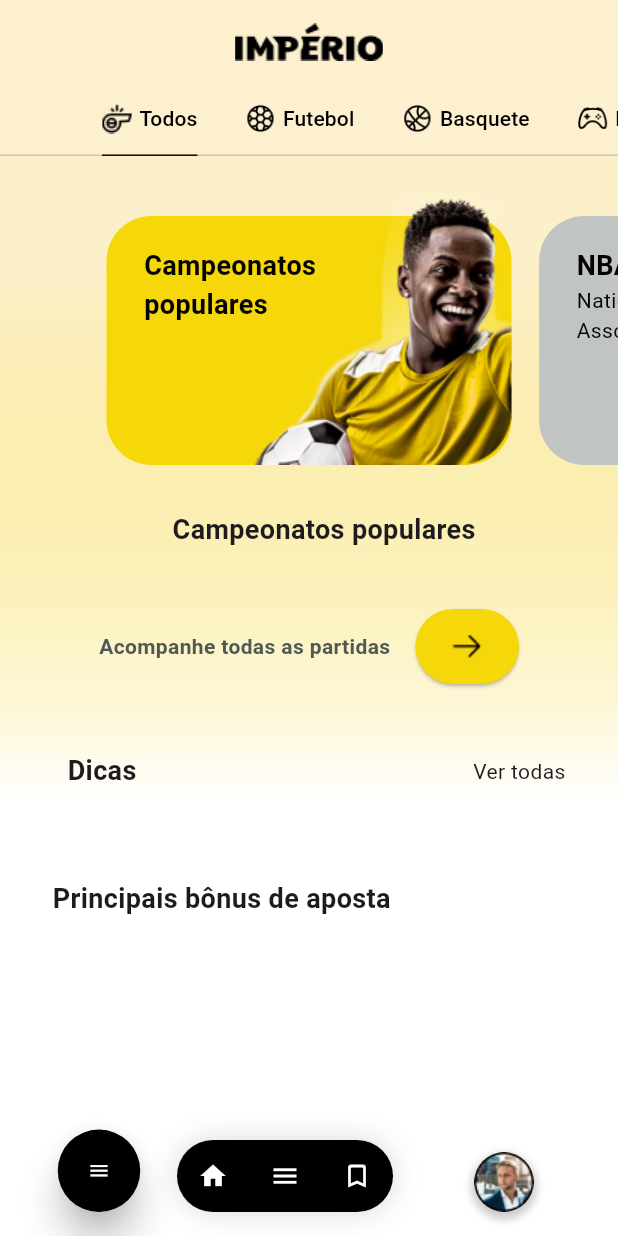
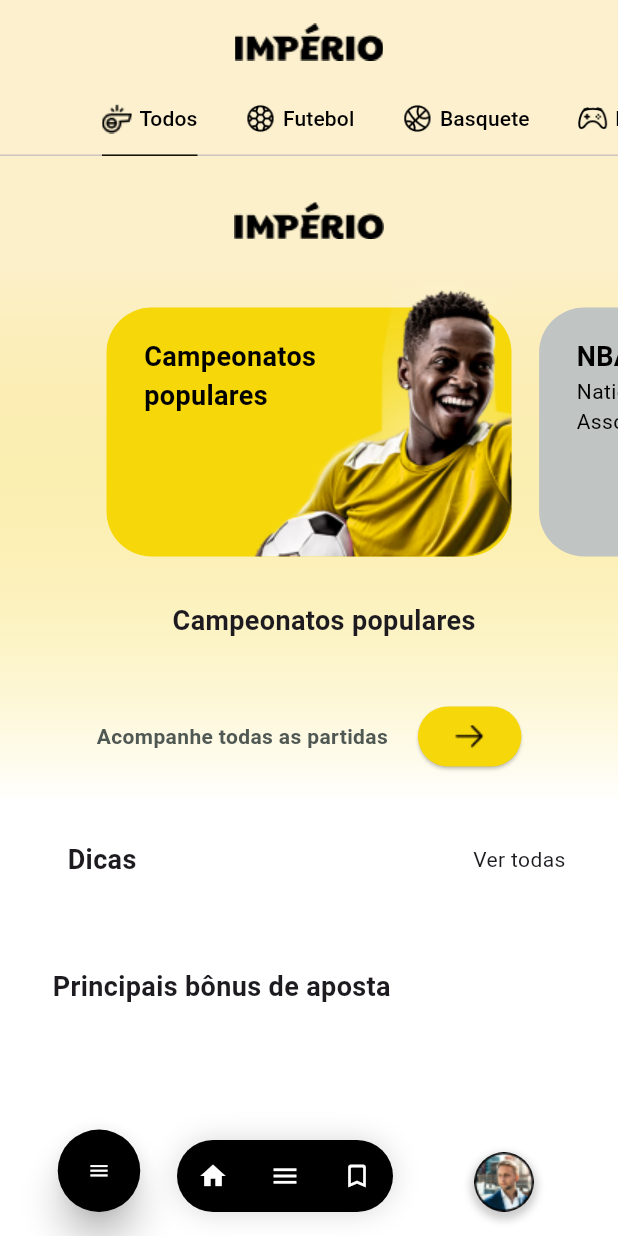
Before and after one commit to jvitorthomaz/App_Flutter_MobX, a Flutter app: the screen it shows after launch, after a tap on "Email", on a phone screen of 412 x 824 dp. Run offline on Flutter 3.47's test engine with Material 3 defaults, Android fonts, the light colour scheme and no system bars; drawn by our look-alikes of carousel_slider; our stand-ins replace flutter_spinkit, get_it, mobx; generated files the repository leaves out were written again; network calls fail.

Commit message:
feat: home page ui

```diff
--- a/app_desafio_flutter/lib/src/core/app_theme.dart
+++ b/app_desafio_flutter/lib/src/core/app_theme.dart
@@ -1,15 +1,16 @@
+import 'package:app_desafio_flutter/src/core/ui/constants.dart';
 import 'package:flutter/material.dart';
 
 sealed class AppTheme {
    static ThemeData themeData =ThemeData(
     primaryColor: const Color.fromARGB(51, 0, 0, 0),
-    indicatorColor: const Color.fromARGB(255, 255, 255, 255),
+    indicatorColor: AppColors.colorWhite,
     brightness: Brightness.light,
     tabBarTheme: const TabBarTheme(
-      labelColor: Colors.black,
-      labelStyle: TextStyle(color: Colors.black),
+      labelColor: AppColors.colorBlack,
+      labelStyle: TextStyle(color: AppColors.colorBlack),
       indicator: UnderlineTabIndicator(
-        borderSide: BorderSide(color: Colors.black)
+        borderSide: BorderSide(color: AppColors.colorBlack)
       )
     ),
   );
--- a/app_desafio_flutter/lib/src/core/ui/constants.dart
+++ b/app_desafio_flutter/lib/src/core/ui/constants.dart
@@ -0,0 +1,22 @@
+import 'package:flutter/material.dart';
+
+sealed class AppColors {
+  static const primaryColor = Color.fromRGBO(188, 76, 241, 1);
+  static const buttonColor = Color.fromRGBO(188, 76, 241, 0.2);
+  static const colorGrey = Colors.grey;
+
+  static const colorRed = Colors.red;
+  static const colorBlack = Colors.black;
+  static const colorWhite = Colors.white;
+  static const lightGrey = Color.fromARGB(255, 230, 230, 230);
+  static const dividerGrey = Color.fromRGBO(230, 230, 230, 1);
+
+}
+
+sealed class AppFonts {
+  static const fontPopins = 'Poppins';
+}
+
+sealed class AppImages {
+  static const imgLogo = 'assets/images/img_logo.png';
+}
--- /dev/null
+++ b/app_desafio_flutter/lib/src/core/ui/widgets/divider_widget.dart
@@ -0,0 +1,16 @@
+import 'package:app_desafio_flutter/src/core/ui/constants.dart';
+import 'package:flutter/material.dart';
+
+class DividerWidget extends StatelessWidget {
+  const DividerWidget({super.key});
+
+  @override
+  Widget build(BuildContext context) {
+    return const Expanded(
+      child: Divider(
+        thickness: 1,
+        color: AppColors.dividerGrey
+      )
+    );
+  }
+}
--- a/app_desafio_flutter/lib/src/core/ui/widgets/drawer_widget.dart
+++ b/app_desafio_flutter/lib/src/core/ui/widgets/drawer_widget.dart
@@ -1,4 +1,5 @@
 import 'package:app_desafio_flutter/setup_getIt.dart';
+import 'package:app_desafio_flutter/src/core/ui/constants.dart';
 import 'package:app_desafio_flutter/src/core/ui/widgets/loading_widget.dart';
 import 'package:app_desafio_flutter/src/modules/home/home_controller.dart';
 import 'package:flutter/material.dart';
@@ -16,13 +17,13 @@
   @override
   Widget build(BuildContext context) {
     return Drawer(
-            backgroundColor: Colors.white,
+            backgroundColor: AppColors.colorWhite,
             child: ListView(
               padding: EdgeInsets.zero,
               children: [
                 DrawerHeader(
                   decoration: const BoxDecoration(
-                    color: Color.fromARGB(255, 255, 255, 255),
+                    color: AppColors.colorWhite,
                   ),
                   child: Align(
                     alignment: Alignment.topRight,
@@ -32,12 +33,12 @@
                           onPressed: () {},
                           style: ElevatedButton.styleFrom(
                             shape: const CircleBorder(),
-                            backgroundColor: Colors.white,
+                            backgroundColor: AppColors.colorWhite,
                             padding: const EdgeInsets.all(16.0),
                           ),
                           child: const Icon(
                             Icons.search,
-                            color: Colors.black,
+                            color: AppColors.colorBlack,
                           ),
                         ),
                         ElevatedButton(
@@ -52,12 +53,12 @@
                             children: [
                               Icon(
                                 Icons.help_outline_outlined,
-                                color: Colors.black,
+                                color: AppColors.colorBlack,
                               ),
                               SizedBox(width: 8.0),
                               Text(
                                 'Ajuda e Suporte',
-                                style: TextStyle(color: Colors.black),
+                                style: TextStyle(color: AppColors.colorBlack),
                               ),
                             ],
                           ),
--- a/app_desafio_flutter/lib/src/core/ui/widgets/loading_widget.dart
+++ b/app_desafio_flutter/lib/src/core/ui/widgets/loading_widget.dart
@@ -7,7 +7,6 @@
   @override
   Widget build(BuildContext context) {
     return Container(
-      //color: const Color.fromARGB(126, 255, 255, 255),
       child: const Center(
         child: SpinKitFadingCircle(
           color: Color(0xFFF5D70A),
--- a/app_desafio_flutter/lib/src/modules/home/home_page.dart
+++ b/app_desafio_flutter/lib/src/modules/home/home_page.dart
@@ -1,9 +1,10 @@
 
 import 'package:app_desafio_flutter/setup_getIt.dart';
+import 'package:app_desafio_flutter/src/core/ui/constants.dart';
 import 'package:app_desafio_flutter/src/core/ui/widgets/drawer_widget.dart';
 import 'package:app_desafio_flutter/src/core/ui/widgets/loading_widget.dart';
 import 'package:app_desafio_flutter/src/core/ui/widgets/tab_item_widget.dart';
-import 'package:app_desafio_flutter/src/modules/home/all_tab.dart';
+import 'package:app_desafio_flutter/src/modules/home/tabs_widgets/all_sports_tab.dart';
 import 'package:app_desafio_flutter/src/modules/home/home_controller.dart';
 import 'package:flutter/material.dart';
 
@@ -36,8 +37,8 @@
             ),
           ),
           bottom: const TabBar(
-            indicatorColor: Colors.white,
-            unselectedLabelColor: Color.fromARGB(255, 0, 0, 0),
+            indicatorColor: AppColors.colorWhite,
+            unselectedLabelColor: AppColors.colorBlack,
             isScrollable: true,
             tabs: [
               Tab(
@@ -75,29 +76,29 @@
               stops: [0.1, 0.6],
               colors: [
                 Color.fromARGB(54, 245, 214, 10),
-                Colors.white,
+                AppColors.colorWhite,
               ],
             ),
           ),
           child: const TabBarView(
             children: [
               // Contents of the "all" tab
-              Center(child: SingleChildScrollView(child: AllTab())),
-              Center(child: Text('Soccer')), // Contents of the "soccer" tab
-              Center(child: Text('Basket')), // Contents of the "basket" tab
-              Center(child: Text('E-Sports')), // Contents of the "e-sports" tab
+              Center(child: SingleChildScrollView(child: AllSportsTabWidget())),
+              Center(child: SingleChildScrollView(child: AllSportsTabWidget())), // Contents of the "soccer" tab
+              Center(child: SingleChildScrollView(child: AllSportsTabWidget())), // Contents of the "basket" tab
+              Center(child: SingleChildScrollView(child: AllSportsTabWidget())), // Contents of the "e-sports" tab
             ],
           ),
         ),
         //drawer: const DrawerWidget(),
         drawer: Drawer(
-          backgroundColor: Colors.white,
+          backgroundColor: AppColors.colorWhite,
           child: ListView(
             padding: EdgeInsets.zero,
             children: [
               DrawerHeader(
                 decoration: const BoxDecoration(
-                  color: Color.fromARGB(255, 255, 255, 255),
+                  color: AppColors.colorWhite,
                 ),
                 child: Align(
                   alignment: Alignment.topRight,
@@ -107,12 +108,12 @@
                         onPressed: () {},
                         style: ElevatedButton.styleFrom(
                           shape: const CircleBorder(),
-                          backgroundColor: Colors.white,
+                          backgroundColor: AppColors.colorWhite,
                           padding: const EdgeInsets.all(16.0),
                         ),
                         child: const Icon(
                           Icons.search,
-                          color: Colors.black,
+                          color: AppColors.colorBlack,
                         ),
                       ),
                       ElevatedButton(
@@ -127,12 +128,12 @@
                           children: [
                             Icon(
                               Icons.help_outline_outlined,
-                              color: Colors.black,
+                              color: AppColors.colorBlack,
                             ),
                             SizedBox(width: 8.0),
                             Text(
                               'Ajuda e Suporte',
-                              style: TextStyle(color: Colors.black),
+                              style: TextStyle(color: AppColors.colorBlack),
                             ),
                           ],
                         ),
@@ -235,7 +236,7 @@
                   style: ElevatedButton.styleFrom(
                     elevation: 10,
                     shape: const CircleBorder(),
-                    backgroundColor: const Color.fromARGB(255, 0, 0, 0),
+                    backgroundColor: AppColors.colorBlack,
                     padding: const EdgeInsets.all(20.0),
                   ),
                   child: const SizedBox(
@@ -244,7 +245,7 @@
                     child: Center(
                       child: Icon(
                         Icons.menu,
-                        color: Colors.white,
+                        color: AppColors.colorWhite,
                         size: 15,
                       ),
                     ),
@@ -255,7 +256,7 @@
                 alignment: Alignment.bottomCenter,
                 child: Container(
                   decoration: BoxDecoration(
-                      color: Colors.black,
+                      color: AppColors.colorBlack,
                       borderRadius: BorderRadius.circular(25.0),
                       boxShadow: [
                         BoxShadow(
@@ -273,7 +274,7 @@
                         child: IconButton(
                           icon: const Icon(
                             Icons.home,
-                            color: Color.fromARGB(255, 255, 255, 255),
+                            color: AppColors.colorWhite,
                             size: 20,
                           ),
                           onPressed: () {
@@ -285,7 +286,7 @@
                         child: IconButton(
                           icon: const Icon(
                             Icons.menu,
-                            color: Colors.white,
+                            color: AppColors.colorWhite,
                             size: 20,
                           ),
                           onPressed: () {
@@ -297,7 +298,7 @@
                         child: IconButton(
                           icon: const Icon(
                             Icons.bookmark_border_rounded,
-                            color: Colors.white,
+                            color: AppColors.colorWhite,
                             size: 20,
                           ),
                           onPressed: () {
@@ -317,7 +318,7 @@
                     shape: BoxShape.circle,
                     boxShadow: [
                       BoxShadow(
-                        color: Colors.black.withOpacity(0.2),
+                        color: AppColors.colorBlack.withOpacity(0.2),
                         spreadRadius: 2,
                         blurRadius: 4,
                         offset: const Offset(0, 3),
--- a/app_desafio_flutter/lib/src/modules/home/all_tab.dart
+++ b/app_desafio_flutter/lib/src/modules/home/tabs_widgets/all_sports_tab.dart
@@ -4,26 +4,19 @@
 import 'package:app_desafio_flutter/src/modules/home/widgets/championship_widget.dart';
 import 'package:app_desafio_flutter/src/modules/home/widgets/last_bet_widget.dart';
 import 'package:app_desafio_flutter/src/modules/home/widgets/match_widget.dart';
-import 'package:app_desafio_flutter/src/modules/home/widgets/tip_section.dart';
+import 'package:app_desafio_flutter/src/modules/home/widgets/tip_widget.dart';
 import 'package:flutter/material.dart';
 
-class AllTab extends StatelessWidget {
-  const AllTab({super.key});
+class AllSportsTabWidget extends StatelessWidget {
+  const AllSportsTabWidget({super.key});
 
   @override
   Widget build(BuildContext context) {
     return Column(
       children: [
-        const BannerWidget(),
-        ChampionshipWidget(),
-        const MatchWidget(),
-        TipWidget(),
-        BonusWidget(),
-        const LastBetWidget(),
         const Padding(
           padding: EdgeInsets.only(top: 25),
           child: SizedBox(
-            height: 125,
             child: Align(
               alignment: Alignment.topCenter,
               child: Image(
@@ -33,7 +26,14 @@
               ),
             ),
           ),
-        )
+        ),
+        const BannerWidget(),
+        ChampionshipWidget(),
+        const MatchWidget(),
+        TipWidget(),
+        BonusWidget(),
+        const LastBetWidget(),
+
       ],
     );
   }
--- a/app_desafio_flutter/lib/src/modules/home/widgets/card_tip_widget.dart
+++ b/app_desafio_flutter/lib/src/modules/home/widgets/card_tip_widget.dart
@@ -1,3 +1,4 @@
+import 'package:app_desafio_flutter/src/core/ui/constants.dart';
 import 'package:app_desafio_flutter/src/core/ui/widgets/button_icon_wiidget.dart';
 import 'package:flutter/material.dart';
 
@@ -12,7 +13,7 @@
   Widget build(BuildContext context) {
     return Container(
       decoration: BoxDecoration(
-        color: Colors.white,
+        color: AppColors.colorWhite,
         borderRadius: const BorderRadius.all(Radius.circular(20)),
         boxShadow: [
           BoxShadow(
@@ -61,8 +62,8 @@
                 children: [
                   ButtonIconWidget(
                     onPressed: () {},
-                    colorBackground: const Color.fromARGB(255, 255, 255, 255),
-                    colorText: Colors.black,
+                    colorBackground: AppColors.colorWhite,
+                    colorText: AppColors.colorBlack,
                     img: 'assets/images/soccer.png',
                     text: 'Futebol',
                     heightIcon: 16,
@@ -73,8 +74,8 @@
                   ),
                   ButtonIconWidget(
                     onPressed: () {},
-                    colorBackground: Color.fromARGB(255, 255, 255, 255),
-                    colorText: Colors.black,
+                    colorBackground: AppColors.colorWhite,
+                    colorText: AppColors.colorBlack,
                     img: 'assets/images/basket.png',
                     text: 'Basquete',
                     heightIcon: 16,
--- a/app_desafio_flutter/lib/src/modules/home/widgets/card_widget.dart
+++ b/app_desafio_flutter/lib/src/modules/home/widgets/card_widget.dart
@@ -1,3 +1,4 @@
+import 'package:app_desafio_flutter/src/core/ui/constants.dart';
 import 'package:flutter/material.dart';
 
 class CardWidget extends StatelessWidget {
@@ -46,13 +47,17 @@
                   Text(
                     title,
                     style: const TextStyle(
-                        fontWeight: FontWeight.bold,
-                        fontSize: 18,
-                        color: Colors.black),
+                      fontWeight: FontWeight.bold,
+                      fontSize: 18,
+                      color: AppColors.colorBlack
+                    ),
                   ),
                   Text(
                     subtitle,
-                    style: const TextStyle(fontSize: 14, color: Colors.black),
+                    style: const TextStyle(
+                      fontSize: 14,
+                      color: AppColors.colorBlack
+                    ),
                   ),
                 ],
               )
--- a/app_desafio_flutter/lib/src/modules/home/widgets/match_widget.dart
+++ b/app_desafio_flutter/lib/src/modules/home/widgets/match_widget.dart
@@ -11,16 +11,14 @@
     final homeController = getIt<HomeController>();
 
     return Container(
-      margin: const EdgeInsets.only(top: 15, bottom: 15),
+      padding: const EdgeInsets.fromLTRB(30, 15, 30, 15),
       child: Column(
         children: [
           //widget tabbar
           // CardMatch(isMatchPage: false, img_a: homeController.appController.listMatch[0].teamAImage, img_b: homeController.appController.listMatch[0].teamBImage, team_a: homeController.appController.listMatch[0].teamA, team_b: homeController.appController.listMatch[0].teamB, bet: homeController.appController.listMatch[0].odds1xbet.toString(), betsafe: homeController.appController.listMatch[0].oddsBetsafe.toString(), betsson: homeController.appController.listMatch[0].oddsBetsson.toString(), id: 0,),
           // CardMatch(isMatchPage: false, img_a: homeController.appController.listMatch[1].teamAImage, img_b: homeController.appController.listMatch[1].teamBImage, team_a: homeController.appController.listMatch[1].teamA, team_b: homeController.appController.listMatch[1].teamB, bet: homeController.appController.listMatch[1].odds1xbet.toString(), betsafe: homeController.appController.listMatch[1].oddsBetsafe.toString(), betsson: homeController.appController.listMatch[1].oddsBetsson.toString(), id: 1,),
-          SizedBox(
-            width: 280,
-            child: Row(
-              mainAxisAlignment: MainAxisAlignment.spaceBetween,
+          Row(
+            mainAxisAlignment: MainAxisAlignment.center,
             children: [
               const Text(
                 'Acompanhe todas as partidas',
@@ -29,9 +27,8 @@
                     fontSize: 14,
                     fontWeight: FontWeight.bold),
               ),
-                SizedBox(
-                  height: 50,
-                  child: ElevatedButton(
+              const SizedBox(width: 20,),
+              ElevatedButton(
                 onPressed: () {},
                 style: ButtonStyle(
                   backgroundColor:
@@ -41,11 +38,10 @@
                   height: 16,
                   width: 21,
                   image: AssetImage('assets/images/arrow_right.png'),
-                        fit: BoxFit.cover),
+                  fit: BoxFit.cover
                 ),
               )
             ],
-            ),
           )
         ],
       ),
--- a/app_desafio_flutter/lib/src/modules/initial/initial_page.dart
+++ b/app_desafio_flutter/lib/src/modules/initial/initial_page.dart
@@ -1,6 +1,8 @@
 import 'package:app_desafio_flutter/setup_getIt.dart';
+import 'package:app_desafio_flutter/src/core/ui/constants.dart';
 import 'package:app_desafio_flutter/src/core/ui/widgets/button_icon_wiidget.dart';
 import 'package:app_desafio_flutter/src/core/ui/widgets/button_widget.dart';
+import 'package:app_desafio_flutter/src/core/ui/widgets/divider_widget.dart';
 import 'package:app_desafio_flutter/src/modules/coreController/core_controller.dart';
 import 'package:flutter/material.dart';
 
@@ -20,13 +22,18 @@
         body: SingleChildScrollView(
           child: Column(
             children: [
-              Stack(
+              const Stack(
                 children: [
                   Padding(
                     padding: const EdgeInsets.all(8),
                     child: ClipRRect(
-                      borderRadius: BorderRadius.circular(20),
-                      child: const Image(
+                      borderRadius: const BorderRadius.only(
+                        topLeft: Radius.circular(30),
+                        topRight: Radius.circular(30),
+                        bottomLeft: Radius.circular(20),
+                        bottomRight: Radius.circular(20),
+                      ),
+                      child:  Image(
                         height: 400,
                         width: 400,
                         image: AssetImage('assets/images/img_initial.png'),
@@ -34,24 +41,16 @@
                       ),
                     ),
                   ),
-                  const Positioned(
+                  Positioned(
                     bottom: 45,
                     left: 35,
                     child: Column(
                       crossAxisAlignment: CrossAxisAlignment.start,
                       children: [
                         Text(
-                          'Entre',
+                          'Entre\nem sua conta',
                           style: TextStyle(
-                            color: Colors.white,
-                            fontSize: 23,
-                            fontWeight: FontWeight.bold,
-                          ),
-                        ),
-                        Text(
-                          'em sua conta',
-                          style: TextStyle(
-                            color: Colors.white,
+                            color: AppColors.colorWhite,
                             fontSize: 23,
                             fontWeight: FontWeight.bold,
                           ),
@@ -60,12 +59,8 @@
                           height: 5,
                         ),
                         Text(
-                          'Acompanhe seus jogos,',
-                          style: TextStyle(color: Colors.white, fontSize: 13),
-                        ),
-                        Text(
-                          'campeonatos e times favoritos',
-                          style: TextStyle(color: Colors.white, fontSize: 13),
+                          'Acompanhe seus jogos,\ncampeonatos e times favoritos',
+                          style: TextStyle(color: AppColors.colorWhite, fontSize: 13, fontWeight: FontWeight.w400),
                         ),
                       ],
                     ),
@@ -81,8 +76,8 @@
                       children: [
                         ButtonIconWidget(
                           onPressed: () {},
-                          colorBackground: const Color(0xFFE6E6E6),
-                          colorText: const Color(0xFF000000),
+                          colorBackground: AppColors.lightGrey,
+                          colorText: AppColors.colorBlack,
                           img: 'assets/images/g.png',
                           text: 'Entrar com Google',
                           heightIcon: 24,
@@ -96,8 +91,8 @@
                         ),
                         ButtonIconWidget(
                           onPressed: () {},
-                          colorBackground: const Color(0xFF000000),
-                          colorText: const Color(0xFFFFFFFF),
+                          colorBackground: AppColors.colorBlack,
+                          colorText: AppColors.colorWhite,
                           img: 'assets/images/apple.png',
                           text: 'Entrar com Apple',
                           heightIcon: 24,
@@ -108,25 +103,23 @@
                         ),
                       ],
                     ),
-                    Row(
+                    const Padding(
+                      padding: EdgeInsets.only(left: 20, right: 20),
+                      child: Row(
                         mainAxisAlignment: MainAxisAlignment.spaceAround,
                         children: [
-                        Container(
-                          color: const Color.fromARGB(255, 138, 138, 138),
-                          height: 0.3,
-                          width: 90,
-                        ),
-                        const Text(
+                          DividerWidget(),
+                          Padding(
+                            padding: EdgeInsets.only(left: 20, right: 20),
+                            child: Text(
                               'ou entre com',
                               style: TextStyle(
                                   fontSize: 12, fontWeight: FontWeight.bold),
                             ),
-                        Container(
-                          color: const Color.fromARGB(255, 138, 138, 138),
-                          height: 0.3,
-                          width: 90,
                           ),
+                          DividerWidget(),
                         ],
+                      ),
                     ),
                     SizedBox(
                       width: 325,
@@ -137,7 +130,7 @@
                             onPressed: () {
                               Navigator.pushNamed(context, '/home');
                             },
-                            colorBackground: Colors.white,
+                            colorBackground: AppColors.colorWhite,
                             colorText: const Color(0xFF505854),
                             text: 'Email',
                             border: true,
```
Also changed, not shown: app_desafio_flutter/lib/src/modules/home/widgets/tip_widget.dart (renamed from app_desafio_flutter/lib/src/modules/home/widgets/tip_section.dart), 3 other files. Lines whose indentation alone changed are shown as unchanged.
